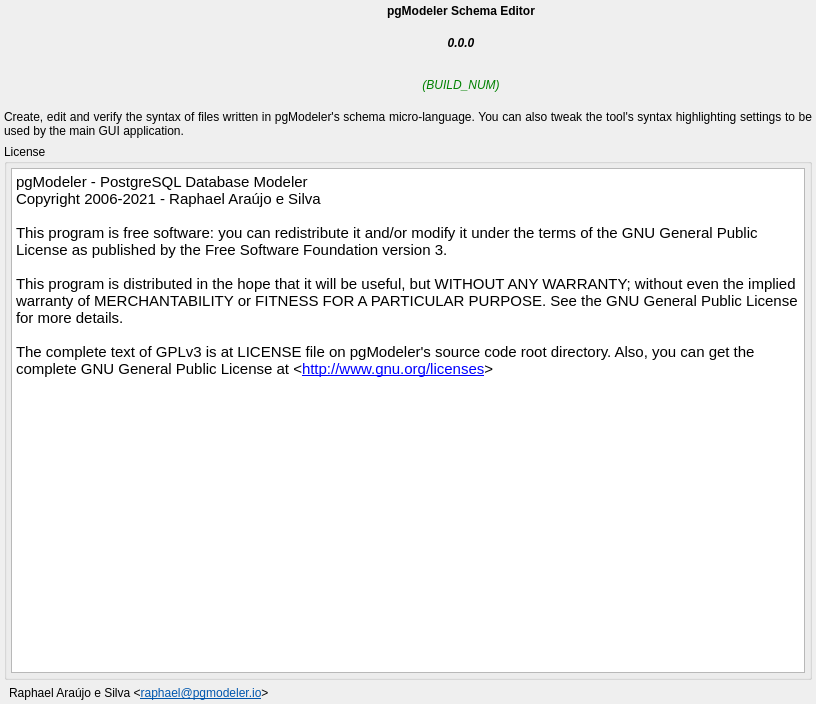
Before: the Qt Designer form apps/pgmodeler-se/ui/aboutwidget.ui in pgmodeler/pgmodeler, drawn with Qt 5.
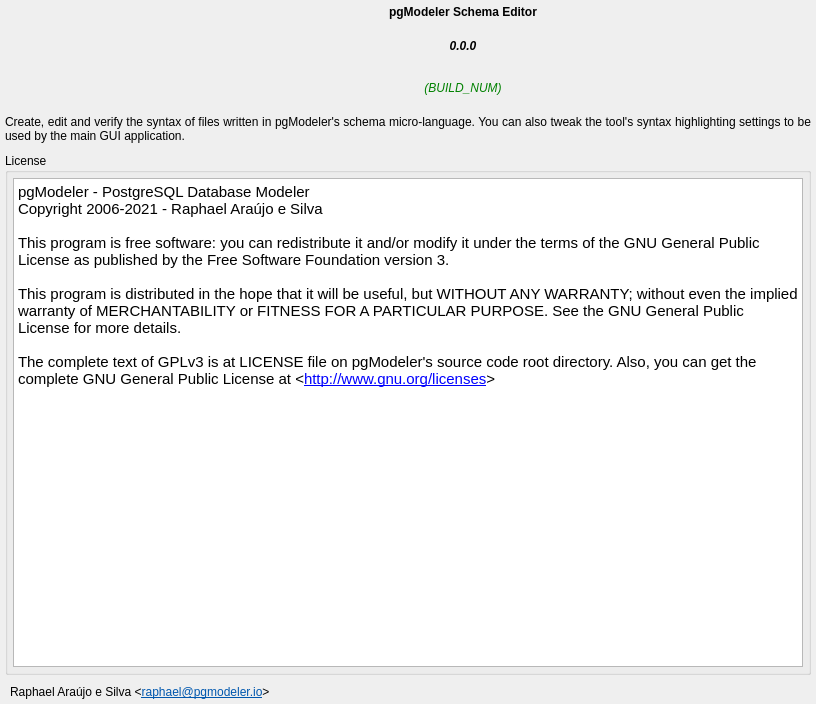
After: the same form once the commit is applied. Icons and pictures are not drawn.

Diff of the .ui file:
```diff
--- a/apps/pgmodeler-se/ui/aboutwidget.ui
+++ b/apps/pgmodeler-se/ui/aboutwidget.ui
@@ -40,19 +40,19 @@
   </property>
   <layout class="QGridLayout" name="gridLayout_3">
    <property name="leftMargin">
-    <number>4</number>
+    <number>5</number>
    </property>
    <property name="topMargin">
-    <number>4</number>
+    <number>5</number>
    </property>
    <property name="rightMargin">
-    <number>4</number>
+    <number>5</number>
    </property>
    <property name="bottomMargin">
-    <number>4</number>
+    <number>5</number>
    </property>
    <property name="spacing">
-    <number>6</number>
+    <number>10</number>
    </property>
    <item row="0" column="0">
     <widget class="QLabel" name="label">
@@ -302,16 +302,16 @@
      </property>
      <layout class="QVBoxLayout" name="verticalLayout">
       <property name="leftMargin">
-       <number>4</number>
+       <number>5</number>
       </property>
       <property name="topMargin">
-       <number>4</number>
+       <number>5</number>
       </property>
       <property name="rightMargin">
-       <number>4</number>
+       <number>5</number>
       </property>
       <property name="bottomMargin">
-       <number>4</number>
+       <number>5</number>
       </property>
       <item>
        <widget class="QTextEdit" name="changelog_txt">
```
Left out of the diff: 1 changed line with no effect on the pictures.
